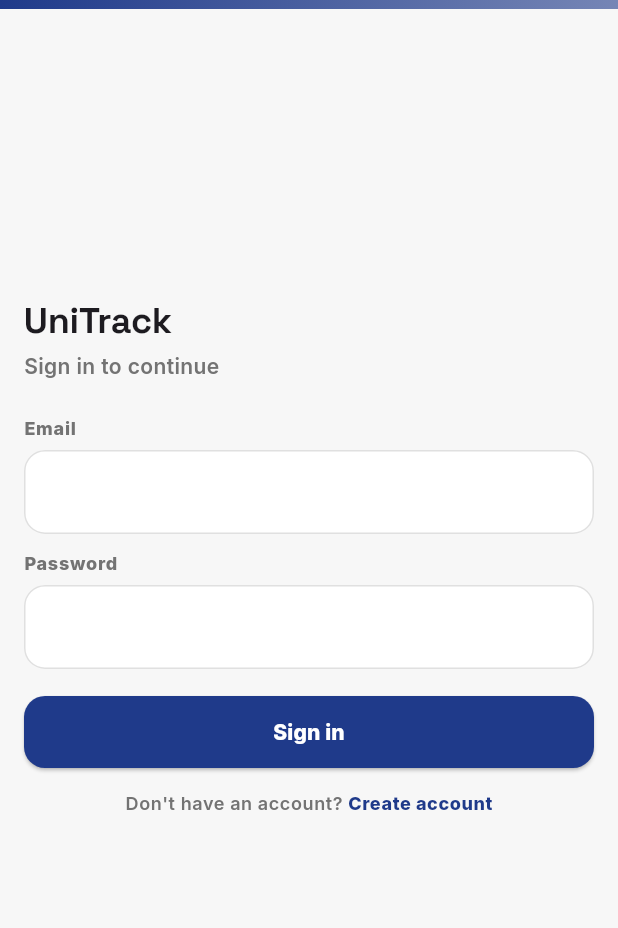
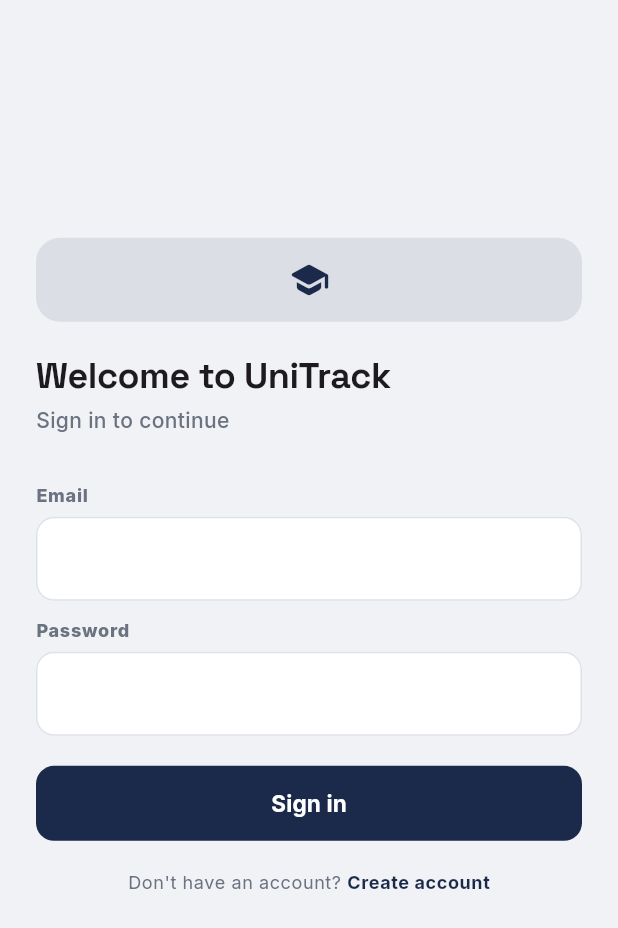
Before and after one commit to abel-hak/UniTrack, a Flutter app: the screen it shows after launch, after a tap on "Get started", on a phone screen of 412 x 824 dp. Shown: the top 928 px of the screen. Run offline on Flutter 3.47's test engine with Material 3 defaults, Android fonts, the phone set to English and light mode, and no system bars; our stand-ins replace dio, flutter_local_notifications, flutter_riverpod, flutter_secure_storage, google_fonts, shared_preferences and 1 more; network calls fail.

Commit message:
UI Polish

```diff
--- a/unitrack_flutter/lib/main.dart
+++ b/unitrack_flutter/lib/main.dart
@@ -19,127 +19,144 @@ class UniTrackApp extends ConsumerWidget {
 
   @override
   Widget build(BuildContext context, WidgetRef ref) {
-    const primary = Color(0xFF1F3A8A); // Deep blue
+    const navy = Color(0xFF1B2A4A);
     final baseTextTheme = ThemeData.light().textTheme;
     final display = GoogleFonts.spaceGroteskTextTheme(baseTextTheme);
     final body = GoogleFonts.interTextTheme(baseTextTheme);
 
-    const lightBackground = Color(0xFFF7F7F7);
-    const lightForeground = Color(0xFF1A1A1A);
-    const lightCard = Color(0xFFFFFFFF);
-    const lightSecondary = Color(0xFFEBEBEB);
-    const lightMuted = Color(0xFF737373);
-    const lightBorder = Color(0xFFE0E0E0);
+    final mergedText = body.copyWith(
+      displayLarge: display.displayLarge,
+      displayMedium: display.displayMedium,
+      displaySmall: display.displaySmall,
+      headlineLarge: display.headlineLarge,
+      headlineMedium: display.headlineMedium,
+      headlineSmall: display.headlineSmall,
+      titleLarge: display.titleLarge,
+      titleMedium: display.titleMedium,
+      titleSmall: display.titleSmall,
+    );
+
+    // ── Light theme: navy-on-white (reference design) ──
+    const ltBg = Color(0xFFF0F2F5);
+    const ltFg = Color(0xFF1A1F36);
+    const ltCard = Colors.white;
+    const ltSecondary = Color(0xFFE8EBF0);
+    const ltMuted = Color(0xFF6B7280);
+    const ltBorder = Color(0xFFDDE1E8);
 
     final lightTheme = ThemeData(
       useMaterial3: true,
-      scaffoldBackgroundColor: lightBackground,
+      scaffoldBackgroundColor: ltBg,
       colorScheme: const ColorScheme.light(
-        primary: primary,
+        primary: navy,
         onPrimary: Colors.white,
-        secondary: lightSecondary,
-        onSecondary: lightForeground,
-        surface: lightCard,
-        onSurface: lightForeground,
-        outline: lightBorder,
+        secondary: ltSecondary,
+        onSecondary: ltFg,
+        surface: ltCard,
+        onSurface: ltFg,
+        outline: ltBorder,
       ),
-      textTheme: body.copyWith(
-        displayLarge: display.displayLarge,
-        displayMedium: display.displayMedium,
-        displaySmall: display.displaySmall,
-        headlineLarge: display.headlineLarge,
-        headlineMedium: display.headlineMedium,
-        headlineSmall: display.headlineSmall,
-        titleLarge: display.titleLarge,
-        titleMedium: display.titleMedium,
-        titleSmall: display.titleSmall,
+      textTheme: mergedText,
+      dividerColor: ltBorder,
+      iconTheme: const IconThemeData(color: ltFg),
+      appBarTheme: const AppBarTheme(
+        backgroundColor: ltCard,
+        foregroundColor: ltFg,
+        elevation: 0,
+        surfaceTintColor: Colors.transparent,
       ),
-      dividerColor: lightBorder,
-      iconTheme: const IconThemeData(color: lightForeground),
       inputDecorationTheme: InputDecorationTheme(
         focusedBorder: OutlineInputBorder(
-          borderRadius: BorderRadius.circular(14),
-          borderSide: const BorderSide(color: primary, width: 2),
+          borderRadius: BorderRadius.circular(12),
+          borderSide: const BorderSide(color: navy, width: 2),
         ),
-        focusColor: primary,
+        focusColor: navy,
         filled: true,
-        fillColor: lightCard,
+        fillColor: ltCard,
       ),
       floatingActionButtonTheme: const FloatingActionButtonThemeData(
-        backgroundColor: primary,
+        backgroundColor: navy,
         foregroundColor: Colors.white,
+        elevation: 4,
         shape: CircleBorder(),
+      ),
+      cardTheme: CardThemeData(
+        color: ltCard,
+        elevation: 0,
+        shape: RoundedRectangleBorder(borderRadius: BorderRadius.circular(16)),
       ),
     ).copyWith(
       extensions: <ThemeExtension<dynamic>>[
         const UniTrackColors(
-          mutedForeground: lightMuted,
-          border: lightBorder,
-          shadowCard: Color(0x0A000000),
-          shadowElevated: Color(0x14000000),
-          shadowFab: Color(0x591F3A8A),
-          courseYellow: Color(0xFFFFC800),
-          courseTeal: Color(0xFF4B7D89),
-          courseTerracotta: Color(0xFFC05D35),
-          courseSlate: Color(0xFF6E7A86),
-          timelineLine: Color(0xFFD1D1D1),
+          mutedForeground: ltMuted,
+          border: ltBorder,
+          shadowCard: Color(0x12000000),
+          shadowElevated: Color(0x1A000000),
+          shadowFab: Color(0x401B2A4A),
+          courseYellow: Color(0xFFF59E0B),
+          courseTeal: Color(0xFF0D9488),
+          courseTerracotta: Color(0xFFDC6B3A),
+          courseSlate: Color(0xFF64748B),
+          timelineLine: Color(0xFFD1D5DB),
         ),
       ],
     );
 
-    // Tailwind Slate scale — proven high-contrast dark palette
-    const darkBackground = Color(0xFF0F172A);   // slate-900
-    const darkForeground = Color(0xFFF1F5F9);   // slate-100
-    const darkCard = Color(0xFF1E293B);         // slate-800 (clearly lighter)
-    const darkElevated = Color(0xFF334155);      // slate-700 (chips, segments)
-    const darkMuted = Color(0xFF94A3B8);        // slate-400
-    const darkBorder = Color(0xFF475569);       // slate-600 (very visible)
+    // ── Dark theme: navy-slate variant ──
+    const dkBg = Color(0xFF0F172A);
+    const dkFg = Color(0xFFF1F5F9);
+    const dkCard = Color(0xFF1E293B);
+    const dkElevated = Color(0xFF334155);
+    const dkMuted = Color(0xFF94A3B8);
+    const dkBorder = Color(0xFF475569);
+    const dkPrimary = Color(0xFF60A5FA);
 
     final darkTheme = ThemeData(
       useMaterial3: true,
-      scaffoldBackgroundColor: darkBackground,
+      scaffoldBackgroundColor: dkBg,
       colorScheme: const ColorScheme.dark(
-        primary: Color(0xFF60A5FA),   // blue-400 — bright on dark
+        primary: dkPrimary,
         onPrimary: Color(0xFF0F172A),
-        secondary: darkElevated,
-        onSecondary: darkForeground,
-        surface: darkCard,
-        onSurface: darkForeground,
-        outline: darkBorder,
+        secondary: dkElevated,
+        onSecondary: dkFg,
+        surface: dkCard,
+        onSurface: dkFg,
+        outline: dkBorder,
       ),
-      textTheme: body.copyWith(
-        displayLarge: display.displayLarge,
-        displayMedium: display.displayMedium,
-        displaySmall: display.displaySmall,
-        headlineLarge: display.headlineLarge,
-        headlineMedium: display.headlineMedium,
-        headlineSmall: display.headlineSmall,
-        titleLarge: display.titleLarge,
-        titleMedium: display.titleMedium,
-        titleSmall: display.titleSmall,
+      textTheme: mergedText,
+      dividerColor: dkBorder,
+      iconTheme: const IconThemeData(color: dkFg),
+      appBarTheme: const AppBarTheme(
+        backgroundColor: dkCard,
+        foregroundColor: dkFg,
+        elevation: 0,
+        surfaceTintColor: Colors.transparent,
       ),
-      dividerColor: darkBorder,
-      iconTheme: const IconThemeData(color: darkForeground),
       inputDecorationTheme: InputDecorationTheme(
         focusedBorder: OutlineInputBorder(
-          borderRadius: BorderRadius.circular(14),
-          borderSide: const BorderSide(color: Color(0xFF60A5FA), width: 2),
+          borderRadius: BorderRadius.circular(12),
+          borderSide: const BorderSide(color: dkPrimary, width: 2),
         ),
-        focusColor: const Color(0xFF60A5FA),
+        focusColor: dkPrimary,
         filled: true,
-        fillColor: darkCard,
+        fillColor: dkCard,
       ),
       floatingActionButtonTheme: const FloatingActionButtonThemeData(
         backgroundColor: Color(0xFF3B82F6),
         foregroundColor: Colors.white,
-        elevation: 6,
+        elevation: 4,
         shape: CircleBorder(),
+      ),
+      cardTheme: CardThemeData(
+        color: dkCard,
+        elevation: 0,
+        shape: RoundedRectangleBorder(borderRadius: BorderRadius.circular(16)),
       ),
     ).copyWith(
       extensions: <ThemeExtension<dynamic>>[
         const UniTrackColors(
-          mutedForeground: darkMuted,
-          border: darkBorder,
+          mutedForeground: dkMuted,
+          border: dkBorder,
           shadowCard: Color(0x50000000),
           shadowElevated: Color(0x60000000),
           shadowFab: Color(0x503B82F6),
--- a/unitrack_flutter/lib/ui/login_page.dart
+++ b/unitrack_flutter/lib/ui/login_page.dart
@@ -64,39 +64,34 @@ class _LoginPageState extends ConsumerState<LoginPage> {
     final colors = UniTrackColors.of(context);
     final text = Theme.of(context).textTheme;
 
+    final primary = Theme.of(context).colorScheme.primary;
     return Scaffold(
       body: SafeArea(
         child: Center(
           child: ConstrainedBox(
             constraints: const BoxConstraints(maxWidth: 420),
-            child: Column(
-              children: [
-                Container(
-                  width: double.infinity,
-                  height: 6,
-                  decoration: BoxDecoration(
-                    gradient: LinearGradient(
-                      colors: [
-                        Theme.of(context).colorScheme.primary,
-                        Theme.of(context).colorScheme.primary.withValues(alpha: 0.6),
-                      ],
-                      begin: Alignment.centerLeft,
-                      end: Alignment.centerRight,
-                    ),
-                  ),
-                ),
-                Expanded(
             child: Padding(
-                    padding: const EdgeInsets.all(16),
+              padding: const EdgeInsets.symmetric(horizontal: 24),
               child: Column(
                 crossAxisAlignment: CrossAxisAlignment.stretch,
                 children: [
-                        const Spacer(flex: 2),
+                  const Spacer(flex: 3),
+                  Container(
+                    width: 56,
+                    height: 56,
+                    alignment: Alignment.center,
+                    decoration: BoxDecoration(
+                      color: primary.withValues(alpha: 0.1),
+                      borderRadius: BorderRadius.circular(16),
+                    ),
+                    child: Icon(Icons.school_rounded, size: 28, color: primary),
+                  ),
+                  const SizedBox(height: 20),
                   Text(
-                          'UniTrack',
+                    'Welcome to UniTrack',
                     style: text.headlineSmall?.copyWith(
                       fontWeight: FontWeight.w800,
-                            letterSpacing: -0.2,
+                      letterSpacing: -0.3,
                     ),
                   ),
                   const SizedBox(height: 4),
@@ -104,10 +99,10 @@ class _LoginPageState extends ConsumerState<LoginPage> {
                     'Sign in to continue',
                     style: text.bodyMedium?.copyWith(
                       color: colors.mutedForeground,
-                            fontWeight: FontWeight.w600,
+                      fontWeight: FontWeight.w500,
                     ),
                   ),
-                        const SizedBox(height: 24),
+                  const SizedBox(height: 32),
                         _Field(label: 'Email', controller: _email),
                         const SizedBox(height: 12),
                         _Field(
@@ -116,7 +111,7 @@ class _LoginPageState extends ConsumerState<LoginPage> {
                           obscureText: true,
                           onSubmitted: (_) => _submit(),
                         ),
-                        const SizedBox(height: 18),
+                  const SizedBox(height: 20),
                   if (_error != null) ...[
                     Text(
                       _error!,
@@ -127,28 +122,33 @@ class _LoginPageState extends ConsumerState<LoginPage> {
                     ),
                     const SizedBox(height: 12),
                   ],
-                        ElevatedButton(
+                  SizedBox(
+                    height: 50,
+                    child: ElevatedButton(
                       onPressed: _loading ? null : _submit,
                       style: ElevatedButton.styleFrom(
-                            backgroundColor: Theme.of(context).colorScheme.primary,
+                        backgroundColor: primary,
                         foregroundColor: Colors.white,
-                            padding: const EdgeInsets.symmetric(vertical: 14),
                         shape: RoundedRectangleBorder(
-                              borderRadius: BorderRadius.circular(14),
+                          borderRadius: BorderRadius.circular(12),
                         ),
+                        elevation: 0,
                       ),
                       child: _loading
                           ? const SizedBox(
                               width: 18,
                               height: 18,
-                                  child: CircularProgressIndicator(strokeWidth: 2),
+                              child: CircularProgressIndicator(
+                                  strokeWidth: 2, color: Colors.white),
                             )
                           : const Text(
                               'Sign in',
-                                  style: TextStyle(fontWeight: FontWeight.w800),
+                              style: TextStyle(
+                                  fontWeight: FontWeight.w700, fontSize: 15),
                             ),
                     ),
-                        const SizedBox(height: 16),
+                  ),
+                  const SizedBox(height: 20),
                   Row(
                     mainAxisAlignment: MainAxisAlignment.center,
                     children: [
@@ -156,7 +156,6 @@ class _LoginPageState extends ConsumerState<LoginPage> {
                         "Don't have an account? ",
                         style: text.bodySmall?.copyWith(
                           color: colors.mutedForeground,
-                                fontWeight: FontWeight.w600,
                         ),
                       ),
                       GestureDetector(
@@ -170,28 +169,25 @@ class _LoginPageState extends ConsumerState<LoginPage> {
                         child: Text(
                           'Create account',
                           style: text.bodySmall?.copyWith(
-                                  color: Theme.of(context).colorScheme.primary,
-                                  fontWeight: FontWeight.w800,
+                            color: primary,
+                            fontWeight: FontWeight.w700,
                           ),
                         ),
                       ),
                     ],
                   ),
-                        const Spacer(flex: 3),
+                  const Spacer(flex: 4),
                   if (kDebugMode)
                     Text(
                       'API: ${ref.watch(baseUrlProvider)}',
                       textAlign: TextAlign.center,
                       style: text.labelSmall?.copyWith(
-                              color: colors.mutedForeground.withValues(alpha: 0.6),
-                              fontWeight: FontWeight.w600,
+                        color: colors.mutedForeground.withValues(alpha: 0.5),
                       ),
                     ),
+                  const SizedBox(height: 16),
                 ],
               ),
-                  ),
-                ),
-              ],
             ),
           ),
         ),
@@ -239,17 +235,17 @@ class _Field extends StatelessWidget {
             filled: true,
             fillColor: Theme.of(context).colorScheme.surface,
             border: OutlineInputBorder(
-              borderRadius: BorderRadius.circular(14),
+              borderRadius: BorderRadius.circular(12),
               borderSide: BorderSide(color: colors.border),
             ),
             enabledBorder: OutlineInputBorder(
-              borderRadius: BorderRadius.circular(14),
+              borderRadius: BorderRadius.circular(12),
               borderSide: BorderSide(color: colors.border),
             ),
             focusedBorder: OutlineInputBorder(
-              borderRadius: BorderRadius.circular(14),
+              borderRadius: BorderRadius.circular(12),
               borderSide:
-                  BorderSide(color: Theme.of(context).colorScheme.primary),
+                  BorderSide(color: Theme.of(context).colorScheme.primary, width: 2),
             ),
           ),
         ),
```
Also changed, not shown: unitrack_flutter/lib/ui/announcements_exams_page.dart (+8 -18 lines), unitrack_flutter/lib/ui/home_page.dart (+115 -117 lines), unitrack_flutter/lib/ui/profile_page.dart (+24 -21 lines), unitrack_flutter/lib/ui/register_page.dart (+23 -38 lines). Lines whose indentation alone changed are shown as unchanged.
